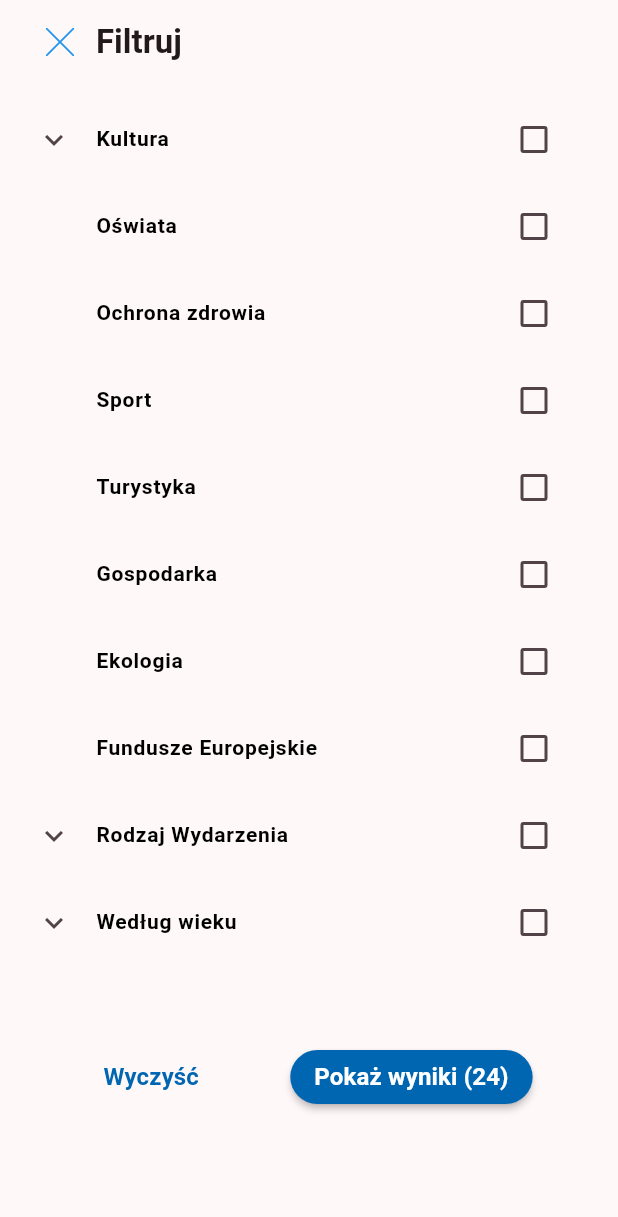
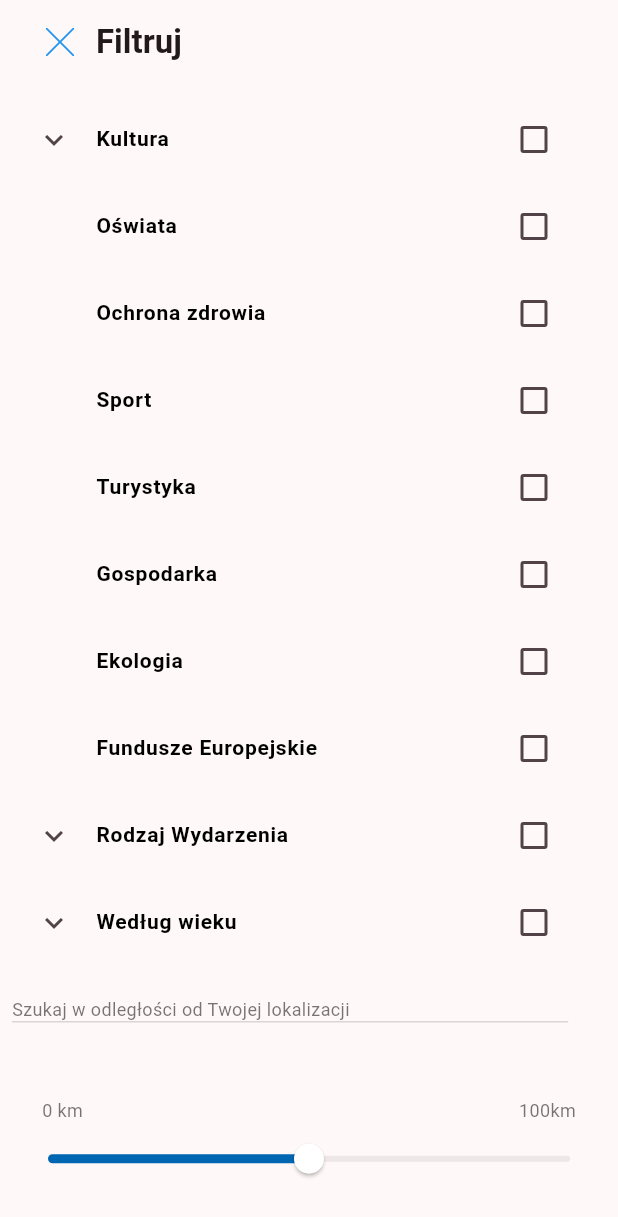
Before and after one commit to piszczekkonrad/explore_app, a Flutter app: the FiltersPage screen opened directly with empty values, on a phone screen of 412 x 824 dp. Shown: the top 1217 px of the screen. Run offline on Flutter 3.47's test engine with Material 3 defaults, Android fonts, the phone set to English and light mode, and no system bars; our stand-ins replace device_preview, flutter_bloc, flutter_svg, get_it, google_fonts, injectable; generated files the repository leaves out were written again.

Commit message:
Add Slider

```diff
--- a/lib/features/events/cubit/events/events_cubit.dart
+++ b/lib/features/events/cubit/events/events_cubit.dart
@@ -1,7 +1,6 @@
 import 'package:explore_app/features/events/repositories/events_repository.dart';
 import 'package:flutter_bloc/flutter_bloc.dart';
 import 'package:injectable/injectable.dart';
-
 import '../../models/events_model.dart';
 part 'events_state.dart';
 
--- a/lib/features/events/pages/filters_page.dart
+++ b/lib/features/events/pages/filters_page.dart
@@ -1,6 +1,7 @@
 import 'package:explore_app/features/events/widgets/simple_app_bar.dart';
 import 'package:flutter/material.dart';
 import '../widgets/calendar_buttons_row.dart';
+import '../widgets/custom_slider.dart';
 import '../widgets/filters_expansion_tile.dart';
 import '../widgets/filters_list_tile.dart';
 
@@ -142,7 +143,6 @@ class FiltersPage extends StatelessWidget {
                     ),
                   ],
                 ),
-                // Sekcja 1
                 FiltersExpansionTile(
                   updateFilters: updateFilters,
                   section: 'Według wieku',
@@ -159,8 +159,22 @@ class FiltersPage extends StatelessWidget {
                     ),
                   ],
                 ),
-                // Sekcja 2
+                const Padding(
+                  padding: EdgeInsets.fromLTRB(0, 20, 0, 0),
+                  child: Text('Szukaj w odległości od Twojej lokalizacji',
+                    style: TextStyle(
+                        fontSize: 12,
+                        fontWeight: FontWeight.w400,
+                        color: Color.fromRGBO(60, 60, 59, 0.7)
+                    ),),
+                ),
 
+                ThinSpacerLine(dw: dw),
+
+
+                const CustomSlider(),
+
+                ThinSpacerLine(dw: dw),
                 const BlueButtonsRow(
                   leftText: 'Wyczyść',
                   rightText: 'Pokaż wyniki (24)',
--- /dev/null
+++ b/lib/features/events/widgets/custom_slider.dart
@@ -0,0 +1,63 @@
+import 'package:flutter/material.dart';
+
+class CustomSlider extends StatefulWidget {
+  const CustomSlider({
+    super.key,
+  });
+
+  @override
+  State<CustomSlider> createState() => _CustomSliderState();
+}
+
+class _CustomSliderState extends State<CustomSlider> {
+  double _currentValue = 50.0;
+
+  @override
+  Widget build(BuildContext context) {
+    return Column(
+      children: [
+        const Padding(
+          padding: EdgeInsets.fromLTRB(20, 50, 20, 0),
+          child: Row(
+            children: [
+              Text('0 km',
+              style: TextStyle(
+                fontSize: 12,
+                fontWeight: FontWeight.w400,
+                color: Color.fromRGBO(60, 60, 59, 0.7)
+              ),),
+              Expanded(child: SizedBox()),
+              Text('100km',
+                style: TextStyle(
+                    fontSize: 12,
+                    fontWeight: FontWeight.w400,
+                    color: Color.fromRGBO(60, 60, 59, 0.7)
+                ),),
+            ],
+          ),
+        ),
+        SliderTheme(
+          data: SliderTheme.of(context).copyWith(
+            valueIndicatorColor: const Color.fromRGBO(13, 222, 174, 1),
+            activeTrackColor: const Color.fromRGBO(0, 102, 177, 1),
+            inactiveTrackColor: const Color.fromRGBO(0, 0, 0, 0.07),
+            thumbColor: const Color.fromRGBO(255, 255, 255, 1),
+          ),
+          child: Slider(
+            value: _currentValue,
+            min: 0,
+            max: 100,
+            divisions: 100,
+            label: '${_currentValue.toStringAsFixed(0)} km',
+            onChanged: (double value) {
+              setState(() {
+                _currentValue = value;
+              });
+            }, // White dot
+          ),
+        ),
+        const SizedBox(height: 50,)
+      ],
+    );
+  }
+}
```
